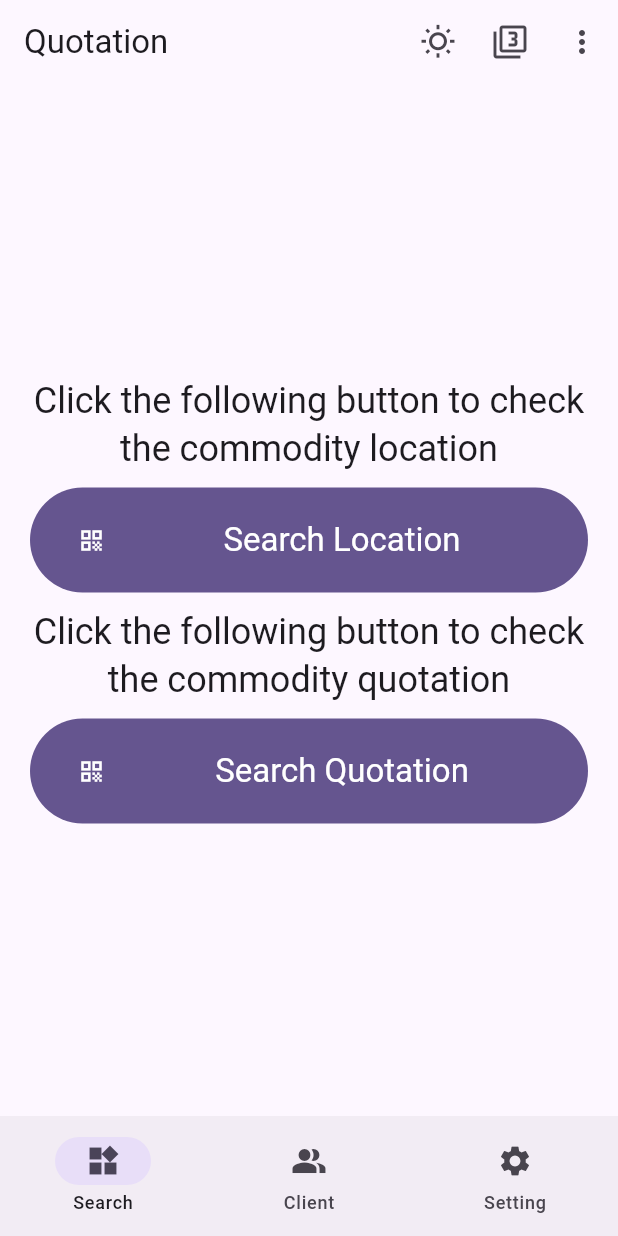
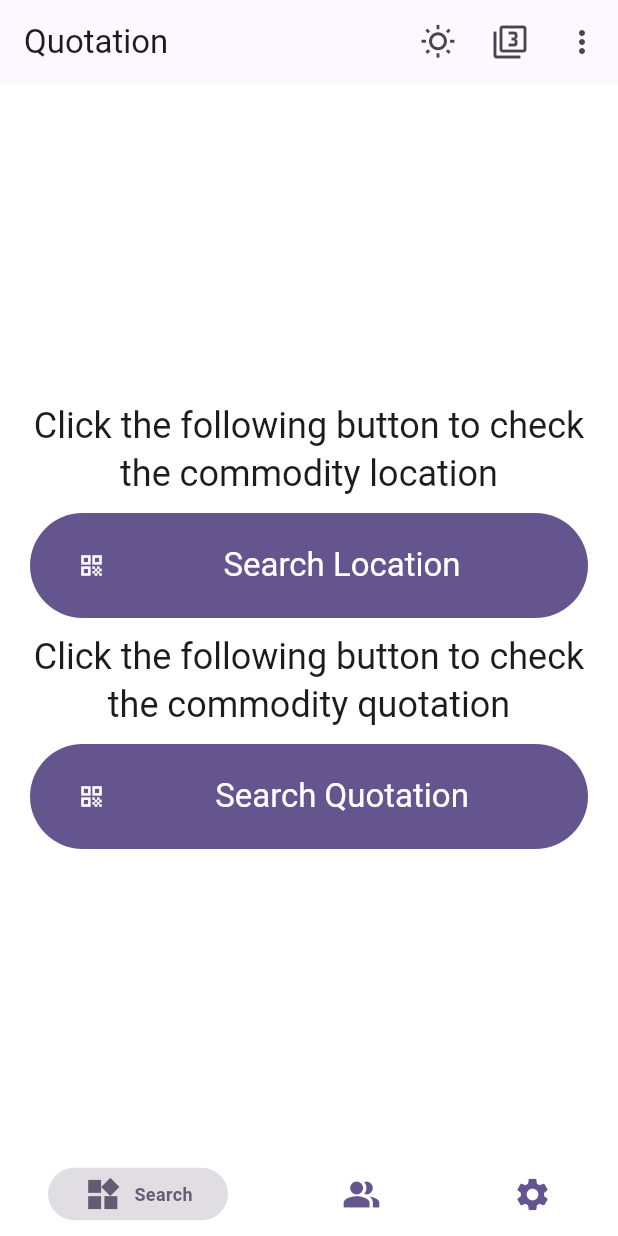
Before and after one commit to tzongshiuan/Flutter-Quotation, a Flutter app: the screen it shows after launch, on a phone screen of 412 x 824 dp. Run offline on Flutter 3.47's test engine with Material 2 defaults, Android fonts, the phone set to English and light mode, and no system bars; drawn by our look-alikes of persistent_bottom_nav_bar; generated files the repository leaves out were written again.

Commit message:
[Feature] 1. Add child screen dart files

```diff
--- a/lib/main.dart
+++ b/lib/main.dart
@@ -4,6 +4,7 @@
 import 'package:material_3_demo/ui/client/client_screen.dart';
 import 'package:material_3_demo/ui/search/search_screen.dart';
 import 'package:material_3_demo/ui/setting/setting_screen.dart';
+import 'package:persistent_bottom_nav_bar/persistent-tab-view.dart';
 
 import 'navigation.dart';
 
@@ -176,14 +177,41 @@
       home: LayoutBuilder(builder: (context, constraints) {
         return Scaffold(
           appBar: createAppBar(context),
-          body: Row(children: <Widget>[
-            createScreenFor(screenIndex, false),
-          ]),
-          bottomNavigationBar: NavigationBars(
-            onSelectItem: handleScreenChanged,
-            selectedIndex: screenIndex,
-            isExampleBar: false,
+          body: Center(
+            child: PersistentTabView(
+              context,
+              controller: controller,
+              screens: buildScreens(),
+              items: navBarsItems(context),
+              confineInSafeArea: true,
+              backgroundColor: Colors.white, // Default is Colors.white.
+              handleAndroidBackButtonPress: true, // Default is true.
+              resizeToAvoidBottomInset: true, // This needs to be true if you want to move up the screen when keyboard appears. Default is true.
+              stateManagement: true, // Default is true.
+              hideNavigationBarWhenKeyboardShows: true, // Recommended to set 'resizeToAvoidBottomInset' as true while using this argument. Default is true.
+              decoration: NavBarDecoration(
+                borderRadius: BorderRadius.circular(10.0),
+                colorBehindNavBar: Colors.white,
+              ),
+              popAllScreensOnTapOfSelectedTab: true,
+              popActionScreens: PopActionScreensType.all,
+              itemAnimationProperties: const ItemAnimationProperties( // Navigation Bar's items animation properties.
+                duration: Duration(milliseconds: 200),
+                curve: Curves.ease,
+              ),
+              screenTransitionAnimation: const ScreenTransitionAnimation( // Screen transition animation on change of selected tab.
+                animateTabTransition: true,
+                curve: Curves.ease,
+                duration: Duration(milliseconds: 200),
+              ),
+              navBarStyle: NavBarStyle.style1, // Choose the nav bar style with this property.
+            ),
           ),
+          // bottomNavigationBar: NavigationBars(
+          //   onSelectItem: handleScreenChanged,
+          //   selectedIndex: screenIndex,
+          //   isExampleBar: false,
+          // ),
         );
       }),
     );
--- a/lib/navigation.dart
+++ b/lib/navigation.dart
@@ -1,5 +1,12 @@
+import 'package:flutter/cupertino.dart';
 import 'package:flutter/material.dart';
 import 'package:flutter_gen/gen_l10n/app_localizations.dart';
+import 'package:material_3_demo/ui/client/client_screen.dart';
+import 'package:material_3_demo/ui/commodity/commodity.dart';
+import 'package:material_3_demo/ui/location/location.dart';
+import 'package:material_3_demo/ui/search/search_screen.dart';
+import 'package:material_3_demo/ui/setting/setting_screen.dart';
+import 'package:persistent_bottom_nav_bar/persistent-tab-view.dart';
 
 List<NavigationDestination> getAppBarDestinations(BuildContext context) {
   return [
@@ -84,3 +91,41 @@
     );
   }
 }
+
+PersistentTabController controller = PersistentTabController(initialIndex: 0);
+
+//Screens for each nav items.
+List<Widget> buildScreens() {
+  return [
+    const SearchScreen(showNavBottomBar: false),
+    // const LocationScreen(),
+    // const CommodityScreen(),
+    const ClientScreen(),
+    const SettingScreen(),
+  ];
+}
+
+List<PersistentBottomNavBarItem> navBarsItems(BuildContext context) {
+  return [
+    PersistentBottomNavBarItem(
+      icon: const Icon(Icons.widgets),
+      title: (AppLocalizations.of(context)?.searchScreenNav ?? ""),
+      activeColorPrimary: Theme.of(context).colorScheme.secondary,
+      inactiveColorPrimary: Theme.of(context).colorScheme.primary,
+    ),
+    PersistentBottomNavBarItem(
+      icon: const Icon(Icons.people_alt),
+      title: AppLocalizations.of(context)?.clientScreenNav ?? "",
+      activeColorPrimary: Theme.of(context).colorScheme.secondary,
+      inactiveColorPrimary: Theme.of(context).colorScheme.primary,
+    ),
+    PersistentBottomNavBarItem(
+      icon: const Icon(Icons.settings),
+      title: AppLocalizations.of(context)?.settingScreenNav ?? "",
+      activeColorPrimary: Theme.of(context).colorScheme.secondary,
+      inactiveColorPrimary: Theme.of(context).colorScheme.primary,
+      // activeColorPrimary: CupertinoColors.activeBlue,
+      // inactiveColorPrimary: CupertinoColors.systemGrey,
+    ),
+  ];
+}
--- a/pubspec.yaml
+++ b/pubspec.yaml
@@ -18,6 +18,7 @@
   intl: 0.17.0
 
   cupertino_icons: ^1.0.2
+  persistent_bottom_nav_bar: any
 
 dev_dependencies:
   flutter_test:
```
Also changed, not shown: lib/ui/commodity/commodity.dart (added, +26 -0 lines), lib/ui/location/location.dart (added, +26 -0 lines), lib/ui/quotation/quotation.dart (added, +26 -0 lines), lib/ui/recipe/recipe.dart (added, +26 -0 lines), lib/ui/search/search_screen.dart (+15 -3 lines), pubspec.lock.
